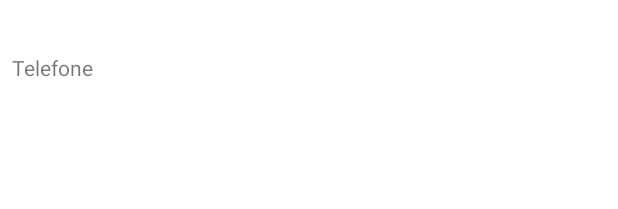
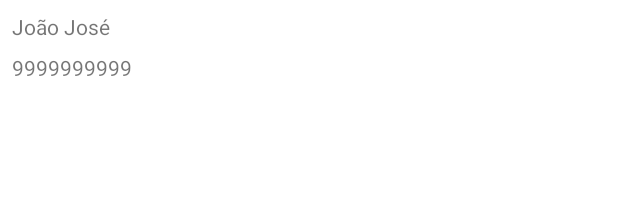
Before and after one commit to A-Pass-Studies/alura.android-training.project01-student-contacts, an Android app: the layout item_aluno.xml on its own in the app's theme, with its tools: preview values and no code run, on a phone screen of 412 x 824 dp. Shown: the top 209 px of the screen. Run offline under Robolectric (Android 15) with nearby library versions, the phone set to English and light mode, and no system bars.

Commit message:
resolve inspector

```diff
--- a/app/build.gradle
+++ b/app/build.gradle
@@ -30,7 +30,7 @@ android {
 dependencies {
 
     implementation 'androidx.appcompat:appcompat:1.4.1'
-    implementation 'com.google.android.material:material:1.5.0'
+    implementation 'com.google.android.material:material:1.6.0'
     implementation 'androidx.constraintlayout:constraintlayout:2.1.3'
     testImplementation 'junit:junit:4.13.2'
     androidTestImplementation 'androidx.test.ext:junit:1.1.3'
--- a/app/src/main/java/br/com/alura/agenda/ui/activity/FormularioAlunoActivity.java
+++ b/app/src/main/java/br/com/alura/agenda/ui/activity/FormularioAlunoActivity.java
@@ -24,6 +24,8 @@ public class FormularioAlunoActivity extends AppCompatActivity {
     private AlunoDAO alunoDAO = new AlunoDAOImpl();
     private Aluno alunoToEdit;
 
+    private final static int FORMULARIO_ALUNO_MENU = R.id.activity_formulario_aluno_menu_salva;
+
     @Override
     protected void onCreate(Bundle savedInstanceState) {
         super.onCreate(savedInstanceState);
@@ -42,7 +44,7 @@ public class FormularioAlunoActivity extends AppCompatActivity {
     @Override
     public boolean onOptionsItemSelected(@NonNull MenuItem item) {
         switch (item.getItemId()) {
-            case R.id.activity_formulario_aluno_menu_salva:
+            case FORMULARIO_ALUNO_MENU:
                 finalizaFormaulario();
                 break;
         }
--- a/app/src/main/java/br/com/alura/agenda/ui/activity/ListaAlunoActivity.java
+++ b/app/src/main/java/br/com/alura/agenda/ui/activity/ListaAlunoActivity.java
@@ -30,6 +30,8 @@ import br.com.alura.agenda.ui.adapter.ListaAlunosAdapter;
 
 public class ListaAlunoActivity extends AppCompatActivity {
 
+    private static final int LISTA_ALUNO_MENU_REMOVE = R.id.activity_lista_aluno_menu_remove;
+
     private final AlunoDAO alunoDAO = new AlunoDAOImpl();
 
     private ListaAlunosAdapter alunosListVwAdapter;
@@ -57,7 +59,7 @@ public class ListaAlunoActivity extends AppCompatActivity {
     @Override
     public boolean onContextItemSelected(@NonNull MenuItem item) {
         switch (item.getItemId()) {
-            case R.id.activity_lista_aluno_menu_remove:
+            case LISTA_ALUNO_MENU_REMOVE:
                 setupRemoveConfirmationDialog(item);
                 break;
         }
--- a/app/src/main/res/layout/activity_formulario_aluno.xml
+++ b/app/src/main/res/layout/activity_formulario_aluno.xml
@@ -15,7 +15,7 @@
             android:layout_width="match_parent"
             android:layout_height="wrap_content"
             android:layout_margin="8dp"
-            android:hint="Nome"
+            android:hint="@string/nome"
             android:inputType="textCapWords" />
 
         <EditText
@@ -23,7 +23,7 @@
             android:layout_width="match_parent"
             android:layout_height="wrap_content"
             android:layout_margin="8dp"
-            android:hint="Telefone"
+            android:hint="@string/telefone"
             android:inputType="phone" />
 
         <EditText
@@ -31,7 +31,7 @@
             android:layout_width="match_parent"
             android:layout_height="wrap_content"
             android:layout_margin="8dp"
-            android:hint="E-mail"
+            android:hint="@string/email"
             android:inputType="textEmailAddress" />
     </LinearLayout>
 </ScrollView>
--- a/app/src/main/res/layout/activity_lista_alunos.xml
+++ b/app/src/main/res/layout/activity_lista_alunos.xml
@@ -15,7 +15,8 @@
         android:layout_marginBottom="16dp"
         android:clickable="true"
         android:focusable="true"
-        android:src="@drawable/ic_action_adiciona_aluno" />
+        android:src="@drawable/ic_action_adiciona_aluno"
+        android:contentDescription="@string/add_aluno_fab_description"/>
 
     <ListView
         android:id="@+id/activity_lista_alunos_listview"
--- a/app/src/main/res/layout/item_aluno.xml
+++ b/app/src/main/res/layout/item_aluno.xml
@@ -9,13 +9,13 @@
         android:id="@+id/item_aluno_nome"
         android:layout_width="match_parent"
         android:layout_height="wrap_content"
-        android:layout_margin="8dp"/>
+        android:layout_margin="8dp"
+        tools:text="João José"/>
 
     <TextView
         android:id="@+id/item_aluno_telefone"
         android:layout_width="match_parent"
         android:layout_height="wrap_content"
         android:layout_marginHorizontal="8dp"
-        android:text="aluno"
-        tools:text="Telefone"/>
+        tools:text="9999999999"/>
 </LinearLayout>
--- a/app/src/main/res/menu/activity_formulario_aluno_menu.xml
+++ b/app/src/main/res/menu/activity_formulario_aluno_menu.xml
@@ -5,5 +5,5 @@
     <item
         android:id="@+id/activity_formulario_aluno_menu_salva"
         app:showAsAction="always"
-        android:title="Salvar aluno" />
+        android:title="@string/salvar_aluno" />
 </menu>
--- a/app/src/main/res/menu/activity_lista_aluno_menu.xml
+++ b/app/src/main/res/menu/activity_lista_aluno_menu.xml
@@ -4,5 +4,5 @@
 
     <item
         android:id="@+id/activity_lista_aluno_menu_remove"
-        android:title="Remover" />
+        android:title="@string/remover" />
 </menu>
--- a/app/src/main/res/values/strings.xml
+++ b/app/src/main/res/values/strings.xml
@@ -1,3 +1,9 @@
 <resources>
     <string name="app_name">Agenda</string>
+    <string name="add_aluno_fab_description">Adicionar novo aluno</string>
+    <string name="telefone">Telefone</string>
+    <string name="email">E-mail</string>
+    <string name="nome">Nome</string>
+    <string name="salvar_aluno">Salvar aluno</string>
+    <string name="remover">Remover</string>
 </resources>
```
